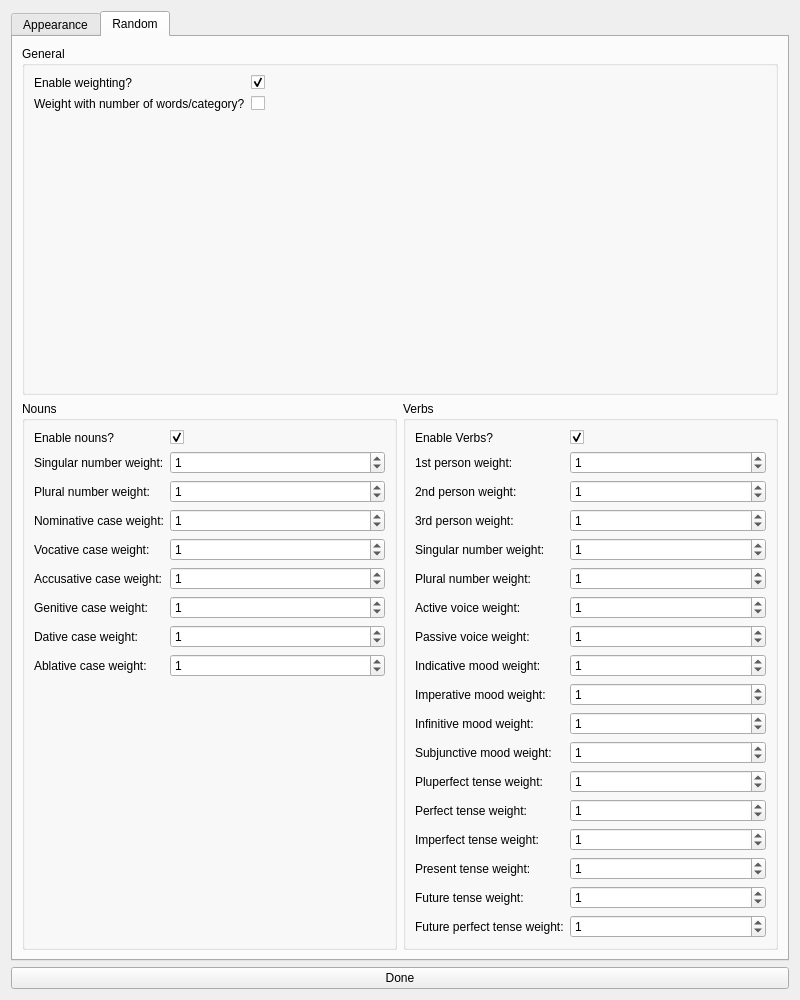
The window that settingsWindow/settingswindow.ui (3DProgrammer/examinatio-verborum) describes before a commit, drawn with Qt 5.
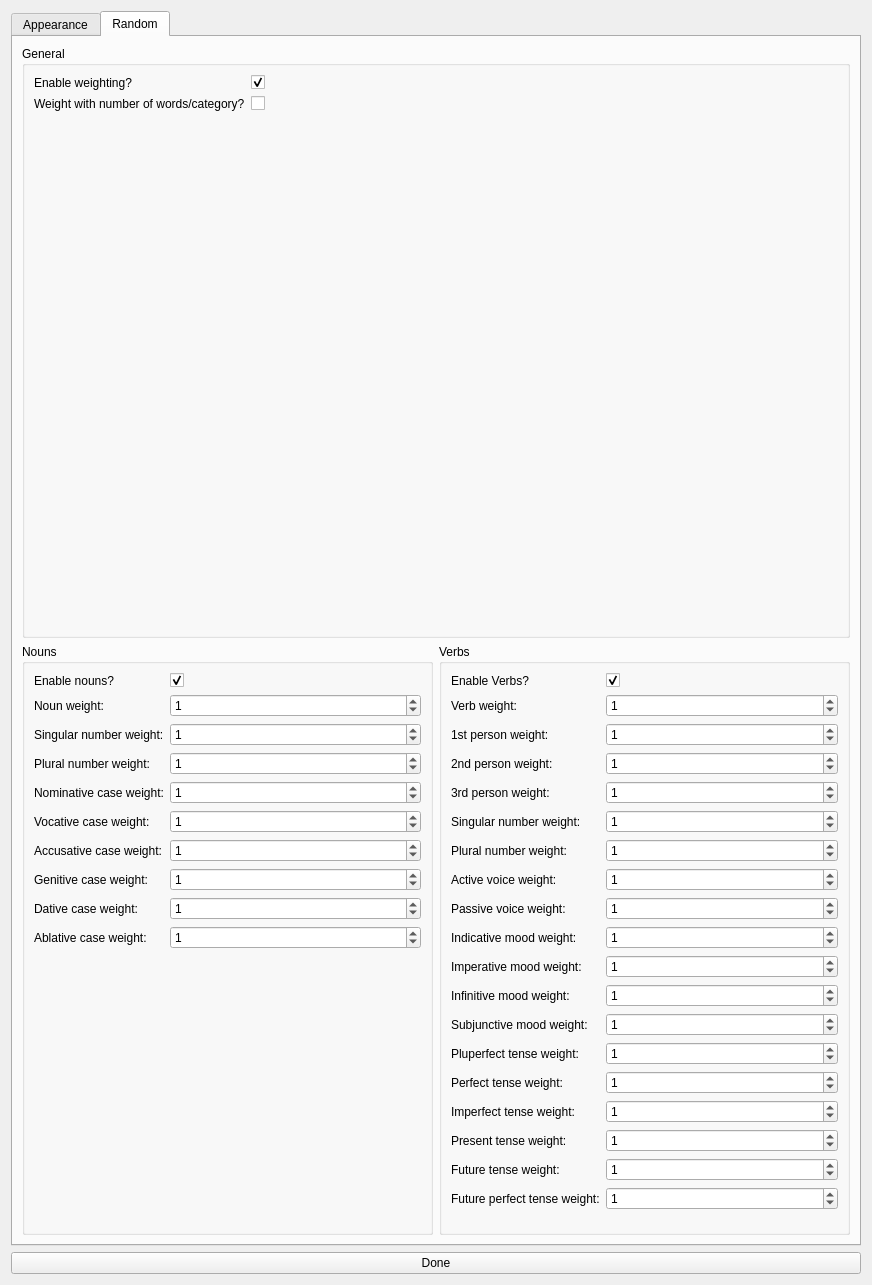
The same window after the commit. The open tabs and pages were chosen to show the change.

Commit message: Added noun/verb weighting.

What changed in the file:
```diff
--- a/settingsWindow/settingswindow.ui
+++ b/settingsWindow/settingswindow.ui
@@ -6,8 +6,8 @@
    <rect>
     <x>0</x>
     <y>0</y>
-    <width>800</width>
-    <height>1000</height>
+    <width>872</width>
+    <height>1285</height>
    </rect>
   </property>
   <property name="windowTitle">
@@ -132,118 +132,132 @@
               </property>
              </widget>
             </item>
-            <item row="1" column="0">
+            <item row="2" column="0">
              <widget class="QLabel" name="label_6">
               <property name="text">
                <string>Singular number weight:</string>
               </property>
              </widget>
             </item>
-            <item row="1" column="1">
+            <item row="2" column="1">
              <widget class="QSpinBox" name="n_w_sing">
               <property name="value">
                <number>1</number>
               </property>
              </widget>
             </item>
-            <item row="2" column="0">
+            <item row="3" column="0">
              <widget class="QLabel" name="label_7">
               <property name="text">
                <string>Plural number weight:</string>
               </property>
              </widget>
             </item>
-            <item row="2" column="1">
+            <item row="3" column="1">
              <widget class="QSpinBox" name="n_w_plur">
               <property name="value">
                <number>1</number>
               </property>
              </widget>
             </item>
-            <item row="3" column="0">
+            <item row="4" column="0">
              <widget class="QLabel" name="label_8">
               <property name="text">
                <string>Nominative case weight:</string>
               </property>
              </widget>
             </item>
-            <item row="3" column="1">
+            <item row="4" column="1">
              <widget class="QSpinBox" name="n_w_nom">
               <property name="value">
                <number>1</number>
               </property>
              </widget>
             </item>
-            <item row="4" column="0">
+            <item row="5" column="0">
              <widget class="QLabel" name="label_13">
               <property name="text">
                <string>Vocative case weight:</string>
               </property>
              </widget>
             </item>
-            <item row="4" column="1">
+            <item row="5" column="1">
              <widget class="QSpinBox" name="n_w_voc">
               <property name="value">
                <number>1</number>
               </property>
              </widget>
             </item>
-            <item row="5" column="0">
+            <item row="6" column="0">
              <widget class="QLabel" name="label_9">
               <property name="text">
                <string>Accusative case weight:</string>
               </property>
              </widget>
             </item>
-            <item row="5" column="1">
+            <item row="6" column="1">
              <widget class="QSpinBox" name="n_w_acc">
               <property name="value">
                <number>1</number>
               </property>
              </widget>
             </item>
-            <item row="6" column="0">
+            <item row="7" column="0">
              <widget class="QLabel" name="label_10">
               <property name="text">
                <string>Genitive case weight:</string>
               </property>
              </widget>
             </item>
-            <item row="6" column="1">
+            <item row="7" column="1">
              <widget class="QSpinBox" name="n_w_gen">
               <property name="value">
                <number>1</number>
               </property>
              </widget>
             </item>
-            <item row="7" column="0">
+            <item row="8" column="0">
              <widget class="QLabel" name="label_12">
               <property name="text">
                <string>Dative case weight:</string>
               </property>
              </widget>
             </item>
-            <item row="7" column="1">
+            <item row="8" column="1">
              <widget class="QSpinBox" name="n_w_dat">
               <property name="value">
                <number>1</number>
               </property>
              </widget>
             </item>
-            <item row="8" column="0">
+            <item row="9" column="0">
              <widget class="QLabel" name="label_11">
               <property name="text">
                <string>Ablative case weight:</string>
               </property>
              </widget>
             </item>
-            <item row="8" column="1">
+            <item row="9" column="1">
              <widget class="QSpinBox" name="n_w_abl">
               <property name="value">
                <number>1</number>
               </property>
              </widget>
             </item>
+            <item row="1" column="0">
+             <widget class="QLabel" name="label_31">
+              <property name="text">
+               <string>Noun weight:</string>
+              </property>
+             </widget>
+            </item>
+            <item row="1" column="1">
+             <widget class="QSpinBox" name="n_w">
+              <property name="value">
+               <number>1</number>
+              </property>
+             </widget>
+            </item>
            </layout>
           </widget>
          </item>
@@ -270,244 +284,258 @@
               </property>
              </widget>
             </item>
-            <item row="1" column="0">
+            <item row="2" column="0">
              <widget class="QLabel" name="label_14">
               <property name="text">
                <string>1st person weight:</string>
               </property>
              </widget>
             </item>
-            <item row="1" column="1">
+            <item row="2" column="1">
              <widget class="QSpinBox" name="v_w_1">
               <property name="value">
                <number>1</number>
               </property>
              </widget>
             </item>
-            <item row="2" column="0">
+            <item row="3" column="0">
              <widget class="QLabel" name="label_15">
               <property name="text">
                <string>2nd person weight:</string>
               </property>
              </widget>
             </item>
-            <item row="2" column="1">
+            <item row="3" column="1">
              <widget class="QSpinBox" name="v_w_2">
               <property name="value">
                <number>1</number>
               </property>
              </widget>
             </item>
-            <item row="3" column="0">
+            <item row="4" column="0">
              <widget class="QLabel" name="label_16">
               <property name="text">
                <string>3rd person weight:</string>
               </property>
              </widget>
             </item>
-            <item row="3" column="1">
+            <item row="4" column="1">
              <widget class="QSpinBox" name="v_w_3">
               <property name="value">
                <number>1</number>
               </property>
              </widget>
             </item>
-            <item row="4" column="0">
+            <item row="5" column="0">
              <widget class="QLabel" name="label_23">
               <property name="text">
                <string>Singular number weight:</string>
               </property>
              </widget>
             </item>
-            <item row="5" column="0">
+            <item row="6" column="0">
              <widget class="QLabel" name="label_24">
               <property name="text">
                <string>Plural number weight:</string>
               </property>
              </widget>
             </item>
-            <item row="6" column="0">
+            <item row="7" column="0">
              <widget class="QLabel" name="label_17">
               <property name="text">
                <string>Active voice weight:</string>
               </property>
              </widget>
             </item>
-            <item row="7" column="0">
+            <item row="8" column="0">
              <widget class="QLabel" name="label_18">
               <property name="text">
                <string>Passive voice weight:</string>
               </property>
              </widget>
             </item>
-            <item row="8" column="0">
+            <item row="9" column="0">
              <widget class="QLabel" name="label_21">
               <property name="text">
                <string>Indicative mood weight:</string>
               </property>
              </widget>
             </item>
-            <item row="9" column="0">
+            <item row="10" column="0">
              <widget class="QLabel" name="label_19">
               <property name="text">
                <string>Imperative mood weight:</string>
               </property>
              </widget>
             </item>
-            <item row="10" column="0">
+            <item row="11" column="0">
              <widget class="QLabel" name="label_20">
               <property name="text">
                <string>Infinitive mood weight:</string>
               </property>
              </widget>
             </item>
-            <item row="11" column="0">
+            <item row="12" column="0">
              <widget class="QLabel" name="label_25">
               <property name="text">
                <string>Subjunctive mood weight:</string>
               </property>
              </widget>
             </item>
-            <item row="12" column="0">
+            <item row="13" column="0">
              <widget class="QLabel" name="label_22">
               <property name="text">
                <string>Pluperfect tense weight:</string>
               </property>
              </widget>
             </item>
-            <item row="13" column="0">
+            <item row="14" column="0">
              <widget class="QLabel" name="label_26">
               <property name="text">
                <string>Perfect tense weight:</string>
               </property>
              </widget>
             </item>
-            <item row="14" column="0">
+            <item row="15" column="0">
              <widget class="QLabel" name="label_29">
               <property name="text">
                <string>Imperfect tense weight:</string>
               </property>
              </widget>
             </item>
-            <item row="15" column="0">
+            <item row="16" column="0">
              <widget class="QLabel" name="label_30">
               <property name="text">
                <string>Present tense weight:</string>
               </property>
              </widget>
             </item>
-            <item row="16" column="0">
+            <item row="17" column="0">
              <widget class="QLabel" name="label_28">
               <property name="text">
                <string>Future tense weight:</string>
               </property>
              </widget>
             </item>
-            <item row="17" column="0">
+            <item row="18" column="0">
              <widget class="QLabel" name="label_27">
               <property name="text">
                <string>Future perfect tense weight:</string>
               </property>
              </widget>
             </item>
-            <item row="4" column="1">
+            <item row="5" column="1">
              <widget class="QSpinBox" name="v_w_s">
               <property name="value">
                <number>1</number>
               </property>
              </widget>
             </item>
-            <item row="5" column="1">
+            <item row="6" column="1">
              <widget class="QSpinBox" name="v_w_p">
               <property name="value">
                <number>1</number>
               </property>
              </widget>
             </item>
-            <item row="6" column="1">
+            <item row="7" column="1">
              <widget class="QSpinBox" name="v_w_ac">
               <property name="value">
                <number>1</number>
               </property>
              </widget>
             </item>
-            <item row="7" column="1">
+            <item row="8" column="1">
              <widget class="QSpinBox" name="v_w_pa">
               <property name="value">
                <number>1</number>
               </property>
              </widget>
             </item>
-            <item row="8" column="1">
+            <item row="9" column="1">
              <widget class="QSpinBox" name="v_w_ind">
               <property name="value">
                <number>1</number>
               </property>
              </widget>
             </item>
-            <item row="9" column="1">
-             <widget class="QSpinBox" name="v_w_imperative">
-              <property name="value">
-               <number>1</number>
-              </property>
-             </widget>
-            </item>
             <item row="10" column="1">
-             <widget class="QSpinBox" name="v_w_inf">
+             <widget class="QSpinBox" name="v_w_imperative">
               <property name="value">
                <number>1</number>
               </property>
              </widget>
             </item>
             <item row="11" column="1">
-             <widget class="QSpinBox" name="v_w_sub">
+             <widget class="QSpinBox" name="v_w_inf">
               <property name="value">
                <number>1</number>
               </property>
              </widget>
             </item>
             <item row="12" column="1">
-             <widget class="QSpinBox" name="v_w_plu">
+             <widget class="QSpinBox" name="v_w_sub">
               <property name="value">
                <number>1</number>
               </property>
              </widget>
             </item>
             <item row="13" column="1">
-             <widget class="QSpinBox" name="v_w_per">
+             <widget class="QSpinBox" name="v_w_plu">
               <property name="value">
                <number>1</number>
               </property>
              </widget>
             </item>
             <item row="14" column="1">
-             <widget class="QSpinBox" name="v_w_imperfect">
+             <widget class="QSpinBox" name="v_w_per">
               <property name="value">
                <number>1</number>
               </property>
              </widget>
             </item>
             <item row="15" column="1">
-             <widget class="QSpinBox" name="v_w_pre">
+             <widget class="QSpinBox" name="v_w_imperfect">
               <property name="value">
                <number>1</number>
               </property>
              </widget>
             </item>
             <item row="16" column="1">
-             <widget class="QSpinBox" name="v_w_fut">
+             <widget class="QSpinBox" name="v_w_pre">
               <property name="value">
                <number>1</number>
               </property>
              </widget>
             </item>
             <item row="17" column="1">
+             <widget class="QSpinBox" name="v_w_fut">
+              <property name="value">
+               <number>1</number>
+              </property>
+             </widget>
+            </item>
+            <item row="18" column="1">
              <widget class="QSpinBox" name="v_w_futper">
               <property name="value">
                <number>1</number>
               </property>
              </widget>
             </item>
+            <item row="1" column="0">
+             <widget class="QLabel" name="label_32">
+              <property name="text">
+               <string>Verb weight:</string>
+              </property>
+             </widget>
+            </item>
+            <item row="1" column="1">
+             <widget class="QSpinBox" name="v_w">
+              <property name="value">
+               <number>1</number>
+              </property>
+             </widget>
+            </item>
            </layout>
           </widget>
          </item>
```
Left out of the diff: 2 changed lines with no effect on the pictures. The commit also changes 2 other files.
